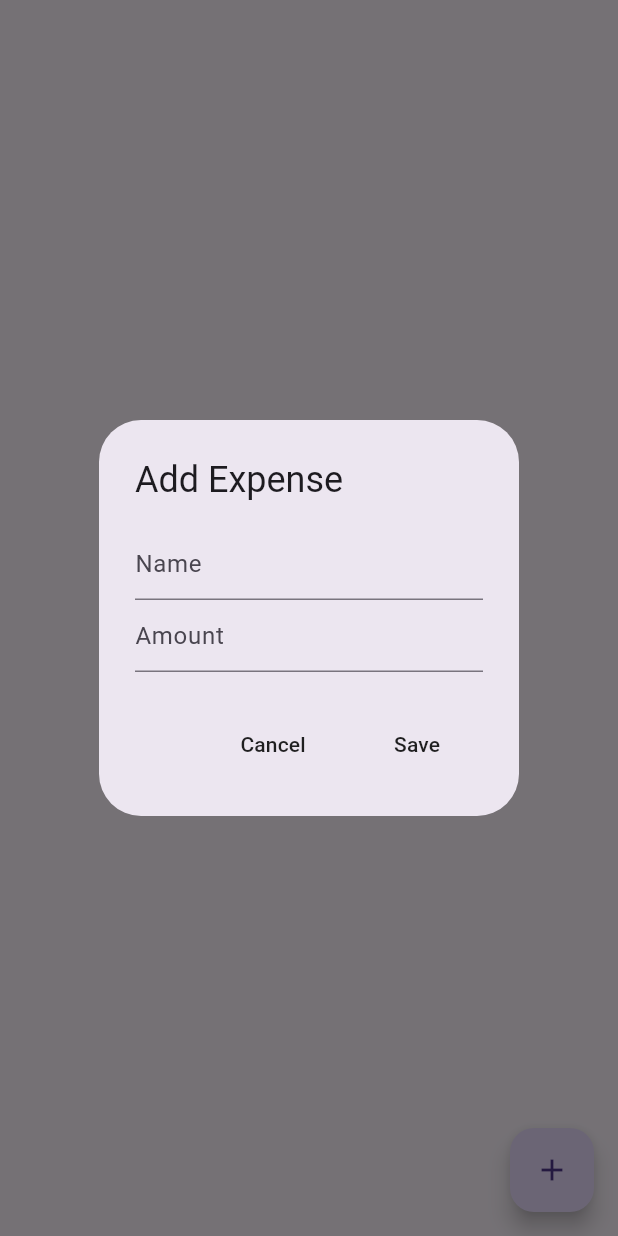
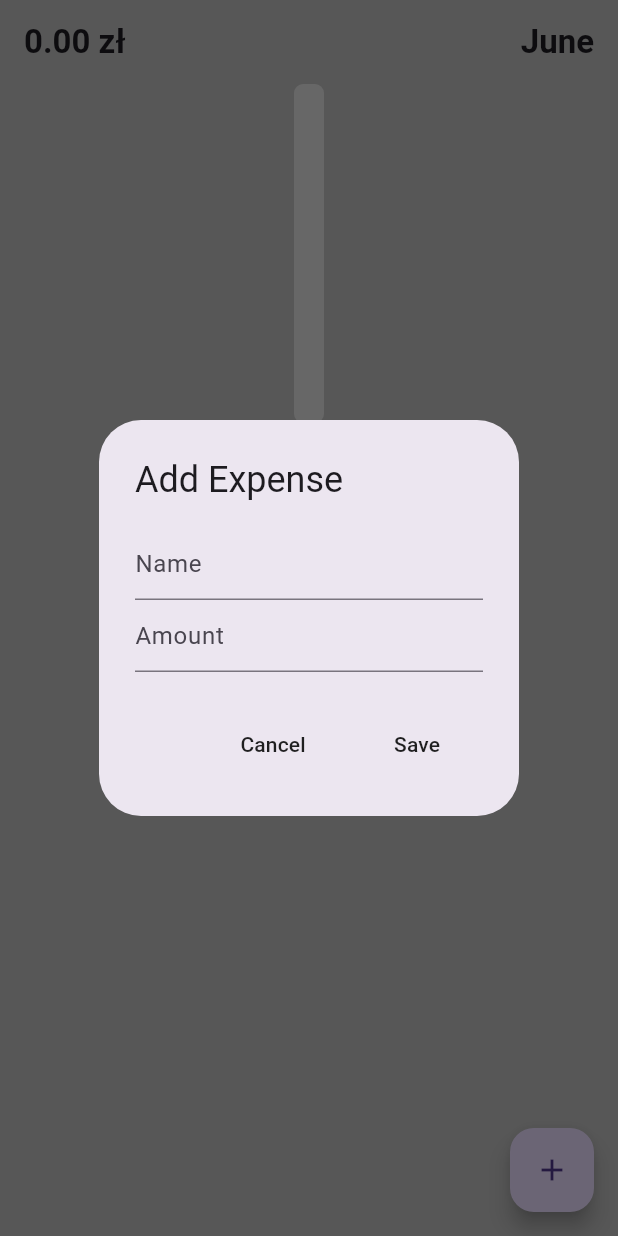
Before and after one commit to S0ul3r/min_spendings, a Flutter app: the screen it shows after launch, after a tap on the "add" icon, on a phone screen of 412 x 824 dp. Run offline on Flutter 3.47's test engine with Material 3 defaults, Android fonts, the phone set to English and light mode, and no system bars; drawn by our look-alikes of fl_chart; our stand-ins replace flutter_slidable, isar; accounts and stored records are empty; generated files the repository leaves out were written again.

Commit message:
Add a graph, that shows monthly spendings Add summary for current month at the top

```diff
--- /dev/null
+++ b/lib/bar-graph/bar_graph.dart
@@ -0,0 +1,138 @@
+import 'package:fl_chart/fl_chart.dart';
+import 'package:flutter/material.dart';
+import 'package:min_spendings/bar-graph/single_bar.dart';
+
+class MyBarGraph extends StatefulWidget {
+  final List<double> monthlySummary;
+  final int startMonth;
+
+  const MyBarGraph({
+    super.key,
+    required this.monthlySummary,
+    required this.startMonth
+  });
+
+  @override
+  State<MyBarGraph> createState() => _MyBarGraphState();
+}
+
+class _MyBarGraphState extends State<MyBarGraph> {
+  // List for data for each bar
+  List<SingleBar> barData = [];
+  // bar dimensions
+  double barWidth = 20;
+  double spaceBetweenBars = 15;
+
+  @override
+  void initState() {
+    super.initState();
+
+    // we need to scroll to latest month automatically
+    WidgetsBinding.instance.addPostFrameCallback((timeStamp) => scrollToEnd());
+  }
+
+  // initialize bar data
+  void initializeBarData() {
+    barData = List.generate(
+      widget.monthlySummary.length,
+      (index) => SingleBar(
+        x: index,
+        y: widget.monthlySummary[index]
+      ),
+    );
+  }
+
+  // calculate max value for graph
+  double calculateMaxValue() {
+    double max = 500;
+    for (var data in barData) {
+      if (data.y > max) {
+        max = data.y * 1.2;
+      }
+    }
+    return max;
+  }
+
+  // scroll controller so it scrolls to the lastest month
+  final ScrollController _scrollController = ScrollController();
+  void scrollToEnd() {
+    _scrollController.animateTo(
+      _scrollController.position.maxScrollExtent,
+      duration: const Duration(seconds: 1),
+      curve: Curves.fastOutSlowIn);
+  }
+
+  @override
+  Widget build(BuildContext context) {
+    // initialize bar data
+    initializeBarData();
+    return SingleChildScrollView(
+      scrollDirection: Axis.horizontal,
+      controller: _scrollController,
+      child: Padding(
+        padding: const EdgeInsets.symmetric(horizontal: 25.0),
+        child: SizedBox(
+          width: barWidth * barData.length + spaceBetweenBars * (barData.length - 1),
+          child: BarChart(
+            BarChartData(
+              minY: 0,
+              maxY: calculateMaxValue(),
+              gridData: const FlGridData(show: false),
+              borderData: FlBorderData(show: false),
+              titlesData: const FlTitlesData(
+                show: true,
+                topTitles: AxisTitles(sideTitles: SideTitles(showTitles: false)),
+                leftTitles: AxisTitles(sideTitles: SideTitles(showTitles: false)),
+                rightTitles: AxisTitles(sideTitles: SideTitles(showTitles: false)),
+                bottomTitles: AxisTitles(sideTitles: SideTitles(
+                  showTitles: true,
+                  getTitlesWidget: getBottomTitles,
+                  reservedSize: 24,
+                )),
+              ),
+              barGroups: barData.map(
+                (data) => BarChartGroupData(
+                  x: data.x,
+                  barRods: [
+                    BarChartRodData(
+                      toY: data.y,
+                      width: barWidth,
+                      borderRadius: BorderRadius.circular(6),
+                      color: Colors.deepOrange.shade600,
+                      backDrawRodData: BackgroundBarChartRodData(
+                        show: true,
+                        toY: calculateMaxValue(),
+                        color: Colors.grey.shade300,
+                      )
+                    ),
+                  ],
+                ),
+              ).toList(),
+              alignment: BarChartAlignment.center,
+              groupsSpace: spaceBetweenBars,
+            ),
+          ),
+        ),
+      ),
+    );
+  }
+}
+
+// get bottom titles
+Widget getBottomTitles(double value, TitleMeta titleMeta) {
+  const textstyle = TextStyle(
+    color: Colors.white,
+    fontSize: 14,
+    fontWeight: FontWeight.bold,
+  );
+
+  final monthNames = [
+    'Jan', 'Feb', 'Mar', 'Apr', 'May', 'Jun',
+    'Jul', 'Aug', 'Sep', 'Oct', 'Nov', 'Dec'
+  ];
+
+  final monthIndex = value.toInt() % 12;
+  final text = monthNames[monthIndex];
+
+  return SideTitleWidget(axisSide: titleMeta.axisSide, child: Text(text, style: textstyle));
+}
--- /dev/null
+++ b/lib/bar-graph/single_bar.dart
@@ -0,0 +1,9 @@
+class SingleBar {
+  final int x;
+  final double y;
+
+  SingleBar({
+    required this.x,
+    required this.y,
+  });
+}
--- a/lib/database/expense_database.dart
+++ b/lib/database/expense_database.dart
@@ -1,3 +1,4 @@
+import 'dart:async';
 import 'package:flutter/material.dart';
 import 'package:isar/isar.dart';
 import 'package:min_spendings/models/expense.dart';
@@ -5,7 +6,7 @@ import 'package:path_provider/path_provider.dart';
 
 class ExpenseDatabase extends ChangeNotifier{
   static late Isar isar;
-  List<Expense> _expenses = [];
+  final List<Expense> _expenses = [];
 
   // SETUP
   // initialize db
@@ -58,4 +59,69 @@ class ExpenseDatabase extends ChangeNotifier{
   }
 
   // HELPERS
+  // get total amount
+  Future<Map<String, double>> calculateMonthlyTotals() async {
+    // read from db
+    await readExpenses();
+
+    // create a map to keep track of total expenses for each month and year
+    Map<String, double> monthlyTotals = {};
+
+    // loop through expenses
+    for (var expense in _expenses) {
+      // get month & year of expense
+      String yearMonth = '${expense.date.year}-${expense.date.month}';
+
+      // check if yearMonth exists in map
+      if (!monthlyTotals.containsKey(yearMonth)) {
+        monthlyTotals[yearMonth] = 0;
+      }
+
+      monthlyTotals[yearMonth] = monthlyTotals[yearMonth]! + expense.amount;
+    }
+
+    return monthlyTotals;
+  }
+
+  // calculate current month total
+  Future<double> calculateCurrentMonthTotal() async {
+    // read from db
+    await readExpenses();
+
+    // get current month
+    int currentMonth = DateTime.now().month;
+    int currentYear = DateTime.now().year;
+
+    // get total for current month and year
+    double total = 0;
+    for (var expense in _expenses) {
+      if (expense.date.month == currentMonth && expense.date.year == currentYear) {
+        total += expense.amount;
+      }
+    }
+
+    return total;
+  }
+
+  // get start month
+  int getStartMonth() {
+    if (_expenses.isEmpty) {
+      return DateTime.now().month;
+    }
+
+    // sort expenses by date
+    _expenses.sort((a, b) => a.date.compareTo(b.date));
+    return _expenses.first.date.month;
+  }
+
+  // get start year
+  int getStartYear() {
+    if (_expenses.isEmpty) {
+      return DateTime.now().year;
+    }
+
+    // sort expenses by date
+    _expenses.sort((a, b) => a.date.compareTo(b.date));
+    return _expenses.first.date.year;
+  }
 }
--- a/lib/helper/helper_functions.dart
+++ b/lib/helper/helper_functions.dart
@@ -16,3 +16,13 @@ String doubleToCurrency(double value) {
   ).format(value);
   return result;
 }
+
+// calculate number of months since start
+int calculateMonthsSinceStart(int startYear, startMonth, currentYear, currentMonth) {
+  return (currentYear - startYear) * 12 + currentMonth - startMonth + 1;
+}
+
+// current month name
+String currentMonthName() {
+  return DateFormat.MMMM().format(DateTime.now());
+}
--- a/lib/pages/home_page.dart
+++ b/lib/pages/home_page.dart
@@ -1,4 +1,5 @@
 import 'package:flutter/material.dart';
+import 'package:min_spendings/bar-graph/bar_graph.dart';
 import 'package:min_spendings/components/custom_list_tile.dart';
 import 'package:min_spendings/database/expense_database.dart';
 import 'package:min_spendings/helper/helper_functions.dart';
@@ -17,11 +18,25 @@ class _HomePageState extends State<HomePage> {
   TextEditingController nameController = TextEditingController();
   TextEditingController amountController = TextEditingController();
 
+  // future for graph and monthly total
+  Future<Map<String, double>>? _monthlyTotalsFuture;
+  Future<double>? _calculateCurrentMonthTotal;
+
   @override
   void initState() {
-    // read expenses
+    // read expenses db
     Provider.of<ExpenseDatabase>(context, listen: false).readExpenses();
+
+    // load futures
+    refreshData();
+
     super.initState();
+  }
+
+  // refresh graph data
+  void refreshData() {
+    _monthlyTotalsFuture = Provider.of<ExpenseDatabase>(context, listen: false).calculateMonthlyTotals();
+    _calculateCurrentMonthTotal = Provider.of<ExpenseDatabase>(context, listen: false).calculateCurrentMonthTotal();
   }
 
   // open new expense box
@@ -116,16 +131,110 @@ class _HomePageState extends State<HomePage> {
   @override
   Widget build(BuildContext context) {
     return Consumer<ExpenseDatabase>(
-      builder: (context, value, child) => Scaffold(
+      builder: (context, value, child) {
+        // get dates
+        int startMonth = value.getStartMonth();
+        int startYear = value.getStartYear();
+        int currentMonth = DateTime.now().month;
+        int currentYear = DateTime.now().year;
+
+        // calculate number of months since first month
+        int monthsSinceStart = calculateMonthsSinceStart(startYear, startMonth, currentYear, currentMonth);
+
+        // display expenses for the current month and current year
+        List<Expense> currentMonthExpenses =
+          value.expenses.where(
+            (expense) => expense.date.month == currentMonth && expense.date.year == currentYear
+          ).toList();
+
+        // return UI
+        return Scaffold(
+          backgroundColor: Colors.grey.shade400,
           floatingActionButton: FloatingActionButton(
             onPressed: openNewExpenseBox,
             child: const Icon(Icons.add),
           ),
-        body: ListView.builder(
-          itemCount: value.expenses.length,
+          appBar: AppBar(
+            backgroundColor: Colors.transparent,
+            title: FutureBuilder<double>(
+              future: _calculateCurrentMonthTotal,
+              builder: (context, snapshot) {
+                // loaded
+                if (snapshot.connectionState == ConnectionState.done) {
+                  return Row(
+                    mainAxisAlignment: MainAxisAlignment.spaceBetween,
+                    children: [
+                      Text(
+                      '${snapshot.data!.toStringAsFixed(2)} zł',
+                      style: const TextStyle(fontWeight: FontWeight.bold,),
+                      ),
+                      Text(
+                      currentMonthName(),
+                      style: const TextStyle(fontWeight: FontWeight.bold,),
+                      ),
+                    ],
+                  );
+                }
+                // loading
+                else {
+                  return const Center(
+                    child: CircularProgressIndicator(),
+                  );
+                }
+              },
+            ),
+          ),
+          body: SafeArea(
+            child: Column(
+              children: [
+                // Grapg UI
+                SizedBox(
+                  height: 250,
+                  child: FutureBuilder(
+                    future: _monthlyTotalsFuture,
+                    builder: (context, snapshot) {
+                      // check if data loaded
+                      if(snapshot.connectionState == ConnectionState.done) {
+                        Map<String,double> monthlyTotals = snapshot.data ?? {};
+
+                        // create the list of monthly summary
+                        List<double> monthlySummary = List.generate(
+                          monthsSinceStart,
+                          (index) {
+                            // get year and month
+                            int year = startYear + (startMonth + index - 1) ~/ 12;
+                            int month = (startMonth + index - 1) % 12 + 1;
+
+                            // get year-month string
+                            String yearMonth = '$year-$month';
+
+                            // return total for that month
+                            return monthlyTotals[yearMonth] ?? 0.0;
+                          }
+                          );
+
+                        return MyBarGraph(
+                          monthlySummary: monthlySummary,
+                          startMonth: startMonth,
+                        );
+                      }
+                      else {
+                        return const Center(
+                          child: CircularProgressIndicator(),
+                        );}
+                    },
+                  ),
+                ),
+
+                // Expenses list UI
+                Expanded(
+                  child: ListView.builder(
+                    itemCount: currentMonthExpenses.length,
                     itemBuilder: (context, index) {
+                      // show latest expense first
+                      index = currentMonthExpenses.length - 1 - index;
                       // get expense
-            Expense expense = value.expenses[index];
+                      Expense expense = currentMonthExpenses[index];
                       // return list tile
                       return CustomListTile(
                         title: expense.name,
@@ -134,8 +243,13 @@ class _HomePageState extends State<HomePage> {
                         onDeletePressed: (context) => openDeleteBox(expense),
                       );
                     }
+                  ),
                 )
+              ],
+            ),
           )
+        );
+      }
     );
   }
 
@@ -170,6 +284,8 @@ class _HomePageState extends State<HomePage> {
           );
           // save to db
           await context.read<ExpenseDatabase>().addExpense(newExpense);
+          // refresh graph data
+          refreshData();
           // clear controllers
           nameController.clear();
           amountController.clear();
@@ -205,6 +321,8 @@ class _HomePageState extends State<HomePage> {
           int expenseId = expense.id;
           // save to db
           await context.read<ExpenseDatabase>().updateExpense(expenseId, updatedExpense);
+          // refresh graph data
+          refreshData();
           // clear controllers
           nameController.clear();
           amountController.clear();
@@ -230,6 +348,9 @@ class _HomePageState extends State<HomePage> {
         Navigator.pop(context);
         // delete expense
         await context.read<ExpenseDatabase>().deleteExpense(id);
+
+          // refresh graph data
+          refreshData();
       },
       child: const Text('Delete'),
     );
--- a/pubspec.yaml
+++ b/pubspec.yaml
@@ -41,6 +41,7 @@ dependencies:
   provider: ^6.1.2
   intl: ^0.19.0
   flutter_slidable: ^3.1.0
+  fl_chart: ^0.68.0
 
 dev_dependencies:
   flutter_test:
@@ -51,7 +52,7 @@ dev_dependencies:
   # activated in the `analysis_options.yaml` file located at the root of your
   # package. See that file for information about deactivating specific lint
   # rules and activating additional ones.
-  flutter_lints: ^3.0.0
+  flutter_lints: ^4.0.0
   isar_generator: ^3.1.0+1
   build_runner: ^2.4.11
 
```
Also changed, not shown: pubspec.lock. Lines whose indentation alone changed are shown as unchanged.
